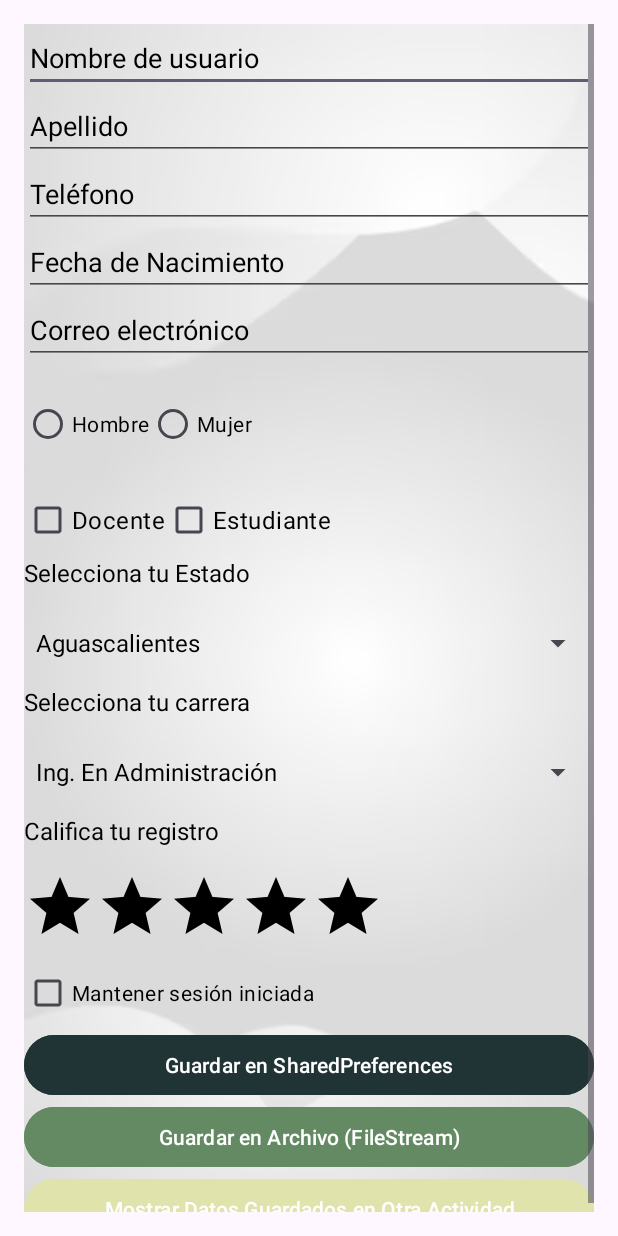
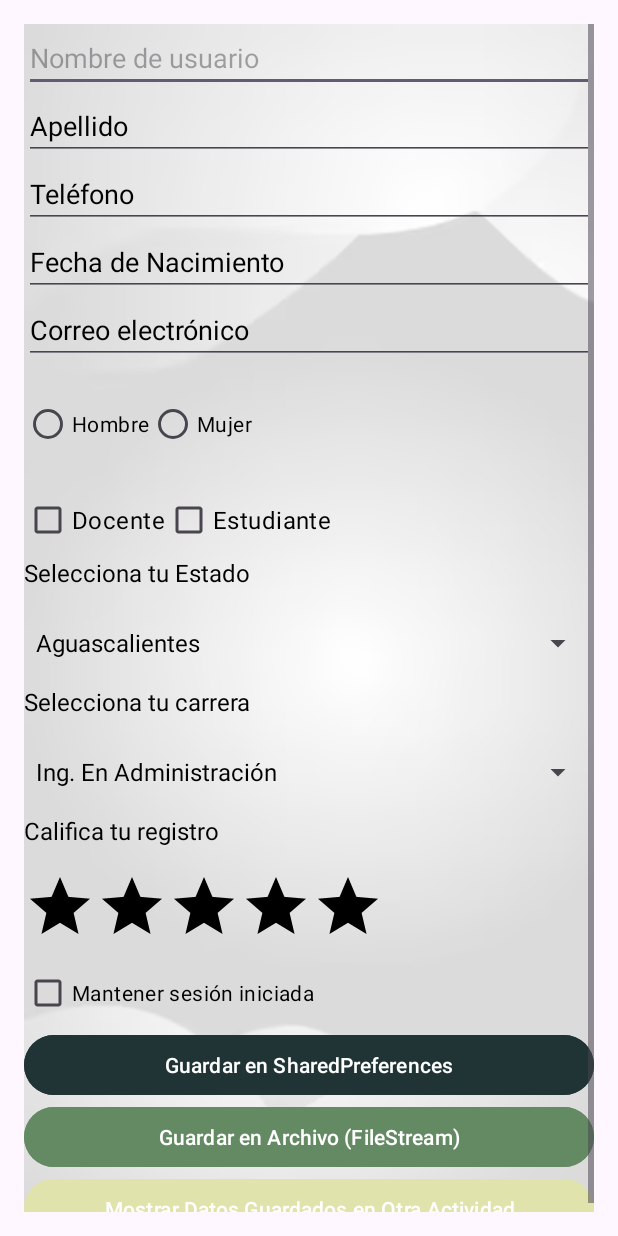
Before and after one commit to Joss-lg/app-ejemplo, an Android app: the MainActivity4 screen opened directly, with no data from a screen before it, on a phone screen of 412 x 824 dp. Run offline under Robolectric (Android 15) with nearby library versions, the phone set to English and light mode, and no system bars.

Commit message:
quite el color

```diff
--- a/app/src/main/res/layout/activity_main4.xml
+++ b/app/src/main/res/layout/activity_main4.xml
@@ -15,7 +15,7 @@
             android:layout_width="match_parent"
             android:layout_height="wrap_content"
             android:textColor="@color/black"
-            android:textColorHint="@color/black"
+
             android:hint="Nombre de usuario" />
 
         <!-- Campo de entrada para el apellido -->
```
